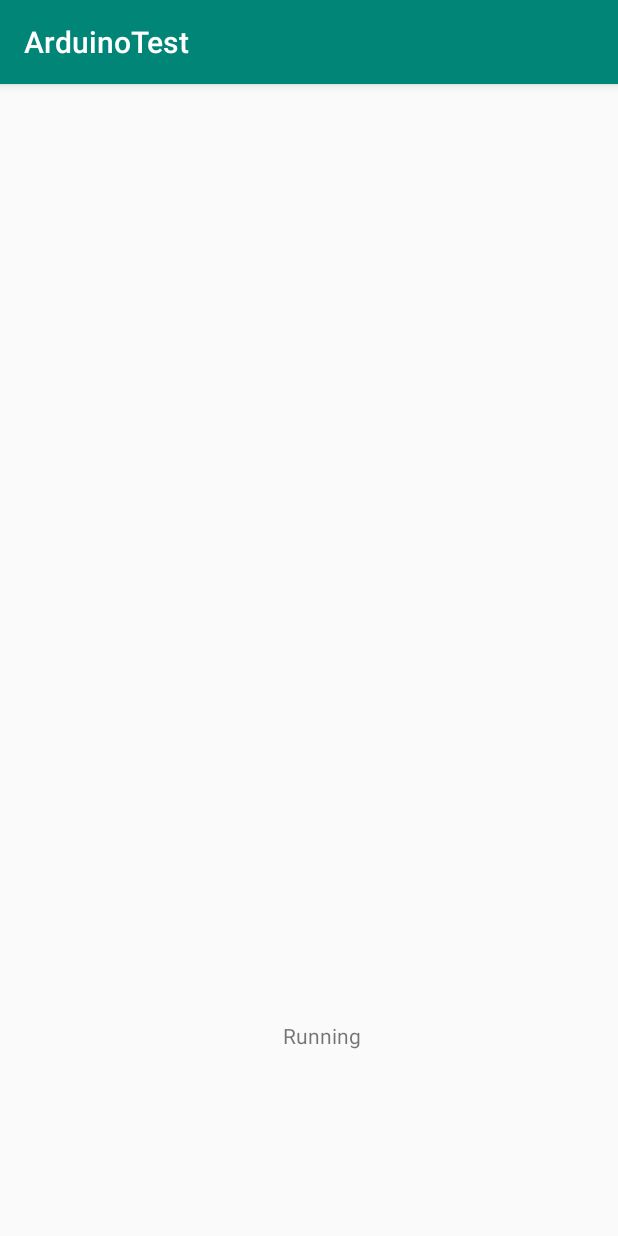
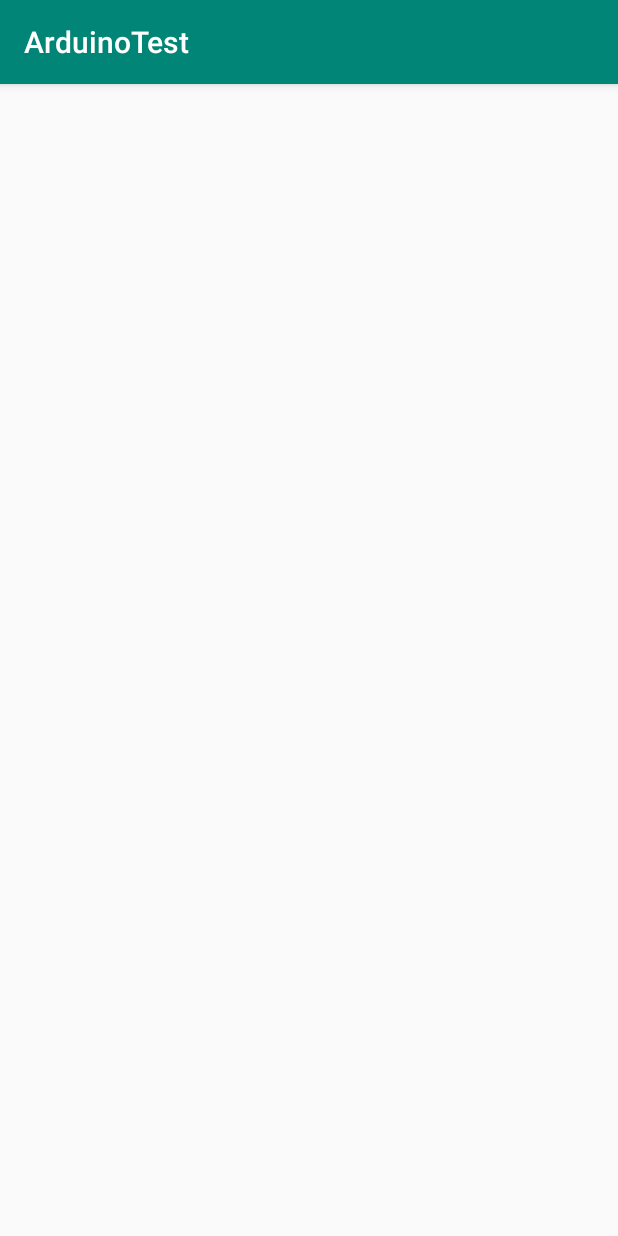
Before and after one commit to T-River/ArduinoTest, an Android app: the screen it shows after launch (MainActivity), on a phone screen of 412 x 824 dp. Run offline under Robolectric (Android 15) with nearby library versions, the phone set to English and light mode, and no system bars; libraries missing offline, so code that uses them is left out: com.hoho.android; 2 statements that could not run were skipped.

Commit message:
安定表示成功！
課題:
Arduinoリセット時、アプリの再起動が必要→不要にしたい
複数データをそれぞれ表示させたい

```diff
--- a/ArduinoTest/app/build.gradle
+++ b/ArduinoTest/app/build.gradle
@@ -5,7 +5,7 @@ android {
     buildToolsVersion "29.0.0"
     defaultConfig {
         applicationId "com.example.arduinotest"
-        minSdkVersion 17
+        minSdkVersion 19
         targetSdkVersion 29
         versionCode 1
         versionName "1.0"
--- a/ArduinoTest/app/src/main/java/com/example/arduinotest/MainActivity.java
+++ b/ArduinoTest/app/src/main/java/com/example/arduinotest/MainActivity.java
@@ -17,17 +17,26 @@ import com.hoho.android.usbserial.driver.UsbSerialDriver;
 import com.hoho.android.usbserial.driver.UsbSerialPort;
 import com.hoho.android.usbserial.driver.UsbSerialProber;
 
+import java.io.BufferedReader;
+import java.io.FileInputStream;
+import java.io.FileOutputStream;
 import java.io.IOException;
+import java.io.InputStreamReader;
+import java.nio.charset.StandardCharsets;
 import java.util.List;
 
 public class MainActivity extends AppCompatActivity {
 
     private String TAG = "ArduinoTest";
     private String readMsg = "";
+    private  byte[] command;
     //シリアル通信関連
     private boolean mFinished;
+    //private int FirstRequest ;
     private UsbSerialPort port;
     UsbDeviceConnection connection;
+
+    private String FileName = "dataFile.txt";
 
     //permission
     PendingIntent mPermissionIntent;
@@ -35,14 +44,13 @@ public class MainActivity extends AppCompatActivity {
 
 
     @Override
-    protected void onCreate(Bundle savedInstanceState) {        //TODO:常にUSB接続状態を確認
+    protected void onCreate(Bundle savedInstanceState) {
         super.onCreate(savedInstanceState);
         setContentView(R.layout.activity_main);
 
         //TextViewの設定
-        TextView StartingMessage  = findViewById(R.id.Run);
         TextView none = findViewById(R.id.isEmpty);
-        StartingMessage.setText(R.string.running);
+        //TextView debug =findViewById(R.id.debug1);
 
         //----------------------------------USB---------------------------------------------------------------------------------------------------------------//
 
@@ -50,6 +58,7 @@ public class MainActivity extends AppCompatActivity {
         UsbManager manager = (UsbManager) getSystemService(Context.USB_SERVICE);
         List<UsbSerialDriver> availableDrivers = UsbSerialProber.getDefaultProber().findAllDrivers(manager);
         if (availableDrivers.isEmpty()) {
+            //FirstRequest = 0;
             none.setText(R.string.empty);
             Log.d(TAG,"Usb device is not connect.");
             //return;
@@ -70,8 +79,21 @@ public class MainActivity extends AppCompatActivity {
                 port = driver.getPorts().get(0);
                 try {
                     port.open(connection);
+                    //debug.setText("接続済み");
                     port.setParameters(9600, 8, UsbSerialPort.STOPBITS_1, UsbSerialPort.PARITY_NONE);
+
                     mFinished = false;
+                    command = new byte[1];
+                    command[0] = 0x02;
+                    port.write(command,100);
+                    //debug.setText("送信完了");
+
+                    /*if(FirstRequest == 0){
+                        command = new byte[1];
+                        command[0] = 0x02;
+                        port.write(command,100);
+                        debug.setText("送信完了");
+                    }*/
 
                     start_read_thread();
                 } catch (IOException e) {
@@ -106,39 +128,81 @@ public class MainActivity extends AppCompatActivity {
 
     /************************************Serial通信スレッド********************************** **************/
 
-    public void start_read_thread(){
-        new Thread(new Runnable(){
+    public void start_read_thread() {
+        new Thread(new Runnable() {
             @Override
-            public void run(){
-                try{
-                    Log.d(TAG,"Thread Start");
-                    while(!mFinished){
+            public void run() {
+                try {
+                    //TextView debug2 = findViewById(R.id.debug2);
+                    //debug2.setText("スレッド開始");
+                    //FirstRequest = 1;
+                    Log.d(TAG, "Thread Start");
+                    while (!mFinished) {
+                        //debug2.setText("message");
                         Message msg = Message.obtain(mHandler);
                         byte[] buff = new byte[256];
-                        int num = port.read(buff,buff.length);
+                        //buff = new byte[256];
+                        int num = port.read(buff, buff.length);
                         readMsg = new String(buff, 0, num);      //(byte[],offset,復号化するバイト数)
                         msg.obj = readMsg;
                         mHandler.sendMessage(msg);
+                        //saveFile(FileName, readMsg);
 
-                        Thread.sleep(10);
+                        Thread.sleep(500);
                     }
                 } catch (InterruptedException e) {
-                    e.printStackTrace();
+                    //e.printStackTrace();
+                    command = new byte[1];
+                    command[0] = 0x02;
+                    try {
+                        //TextView debug2 =findViewById(R.id.debug2);
+                        //debug2.setText("計測要求");
+                        port.write(command,100);
+                    } catch (IOException ex) {
+                        ex.printStackTrace();
+                    }
                 } catch (IOException e) {
                     e.printStackTrace();
-                }finally{
-                    Log.d(TAG,"Thread Finally");
+                } finally {
+                    Log.d(TAG, "Thread Finish");
                 }
             }
         }).start();
     }
     Handler mHandler = new Handler(){
         @Override
-        public void handleMessage(Message msg){
+        public  void handleMessage(Message msg){
+            //TextView debug3 = findViewById(R.id.debug3);
+            //debug3.setText("Handler");
             TextView data = findViewById(R.id.arduino);
-
             String mData = (String)msg.obj;
-            data.setText(mData);
+            saveFile(FileName, mData);
+            String rData = readfile(FileName);
+            data.setText(rData);
         }
     };
+
+    public void saveFile(String file, String str){
+        try (FileOutputStream fileOutputStream = openFileOutput(file, Context.MODE_PRIVATE)){
+            fileOutputStream.write(str.getBytes());
+        } catch (IOException e){
+            e.printStackTrace();
+        }
+    }
+    public String readfile(String file){
+        String text = null;
+
+        try (FileInputStream fileInputStream = openFileInput(file);
+             BufferedReader reader= new BufferedReader(
+                     new InputStreamReader(fileInputStream, StandardCharsets.UTF_8))){
+            String lineBuffer;
+            while( (lineBuffer = reader.readLine()) != null ){
+                text = lineBuffer;
+            }
+
+        }catch (IOException e){
+            e.printStackTrace();
+        }
+        return text;
+    }
 }
--- a/ArduinoTest/app/src/main/res/layout/activity_main.xml
+++ b/ArduinoTest/app/src/main/res/layout/activity_main.xml
@@ -4,30 +4,18 @@
     xmlns:tools="http://schemas.android.com/tools"
     android:layout_width="wrap_content"
     android:layout_height="wrap_content"
-    tools:context=".MainActivity">
+    tools:context=".MainActivity"
+    android:orientation="vertical">
 
 
     <TextView
         android:id="@+id/arduino"
-        android:layout_width="match_parent"
-        android:layout_height="wrap_content"
-        android:layout_marginStart="100dp"
-        android:layout_marginTop="370dp"
-        android:layout_marginEnd="100dp"
-        android:layout_marginBottom="342dp"
-        app:layout_constraintBottom_toBottomOf="parent"
-        app:layout_constraintEnd_toEndOf="parent"
-        app:layout_constraintStart_toStartOf="parent"
-        app:layout_constraintTop_toTopOf="parent" />
-
-    <TextView
-        android:id="@+id/portOpen"
         android:layout_width="wrap_content"
         android:layout_height="wrap_content"
-        android:layout_marginStart="175dp"
-        android:layout_marginTop="231dp"
-        android:layout_marginEnd="236dp"
-        android:layout_marginBottom="481dp"
+        android:layout_marginStart="177dp"
+        android:layout_marginTop="318dp"
+        android:layout_marginEnd="177dp"
+        android:layout_marginBottom="318dp"
         app:layout_constraintBottom_toBottomOf="parent"
         app:layout_constraintEnd_toEndOf="parent"
         app:layout_constraintStart_toStartOf="parent"
@@ -37,26 +25,51 @@
         android:id="@+id/isEmpty"
         android:layout_width="wrap_content"
         android:layout_height="wrap_content"
-        android:layout_marginStart="181dp"
-        android:layout_marginTop="141dp"
-        android:layout_marginEnd="230dp"
-        android:layout_marginBottom="571dp"
+        android:layout_marginStart="151dp"
+        android:layout_marginTop="477dp"
+        android:layout_marginEnd="151dp"
+        android:layout_marginBottom="159dp"
         app:layout_constraintBottom_toBottomOf="parent"
         app:layout_constraintEnd_toEndOf="parent"
         app:layout_constraintStart_toStartOf="parent"
         app:layout_constraintTop_toTopOf="parent" />
 
     <TextView
-        android:id="@+id/Run"
+        android:id="@+id/debug1"
         android:layout_width="wrap_content"
         android:layout_height="wrap_content"
-        android:layout_marginStart="157dp"
-        android:layout_marginTop="624dp"
-        android:layout_marginEnd="140dp"
-        android:layout_marginBottom="88dp"
+        android:layout_marginStart="177dp"
+        android:layout_marginTop="64dp"
+        android:layout_marginEnd="177dp"
+        android:layout_marginBottom="557dp"
         app:layout_constraintBottom_toBottomOf="parent"
         app:layout_constraintEnd_toEndOf="parent"
         app:layout_constraintStart_toStartOf="parent"
         app:layout_constraintTop_toTopOf="parent" />
 
+    <TextView
+        android:id="@+id/debug2"
+        android:layout_width="wrap_content"
+        android:layout_height="wrap_content"
+        android:layout_marginStart="177dp"
+        android:layout_marginTop="113dp"
+        android:layout_marginEnd="177dp"
+        android:layout_marginBottom="508dp"
+        app:layout_constraintBottom_toBottomOf="parent"
+        app:layout_constraintEnd_toEndOf="parent"
+        app:layout_constraintStart_toStartOf="parent"
+        app:layout_constraintTop_toTopOf="parent" />
+
+    <TextView
+        android:id="@+id/debug3"
+        android:layout_width="wrap_content"
+        android:layout_height="wrap_content"
+        android:layout_marginStart="177dp"
+        android:layout_marginTop="180dp"
+        android:layout_marginEnd="177dp"
+        android:layout_marginBottom="456dp"
+        app:layout_constraintBottom_toBottomOf="parent"
+        app:layout_constraintEnd_toEndOf="parent"
+        app:layout_constraintStart_toStartOf="parent"
+        app:layout_constraintTop_toTopOf="parent" />
 </androidx.constraintlayout.widget.ConstraintLayout>
--- /dev/null
+++ b/ArduinoTest/app/src/main/res/xml/accessory_filter.xml
@@ -0,0 +1,5 @@
+<?xml version="1.0" encoding="utf-8"?>
+
+<resources>
+	<usb-accessory manufacturer="Microchip Design Lab" model="DMMBoard"/>
+</resources>
--- a/ArduinoTest/build.gradle
+++ b/ArduinoTest/build.gradle
@@ -7,7 +7,7 @@ buildscript {
 
     }
     dependencies {
-        classpath 'com.android.tools.build:gradle:3.5.1'
+        classpath 'com.android.tools.build:gradle:3.5.2'
 
         // NOTE: Do not place your application dependencies here; they belong
         // in the individual module build.gradle files
```
Also changed, not shown: 1 other file.
